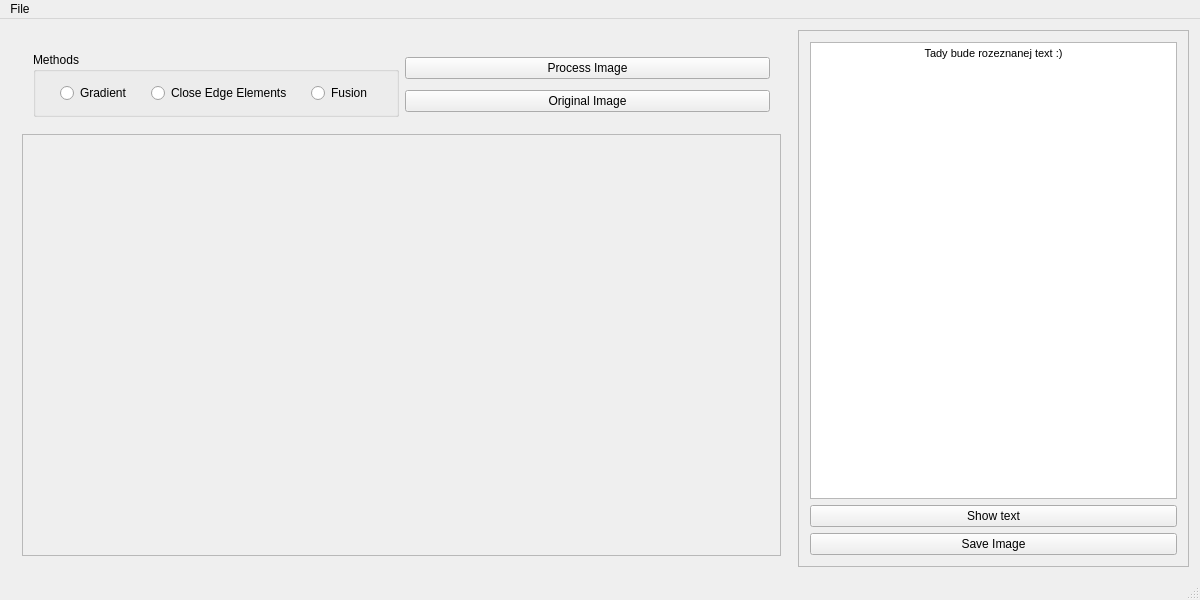
Before: the Qt Designer form mainwindow.ui in Jamiroquai88/ZPO, drawn with Qt 5.
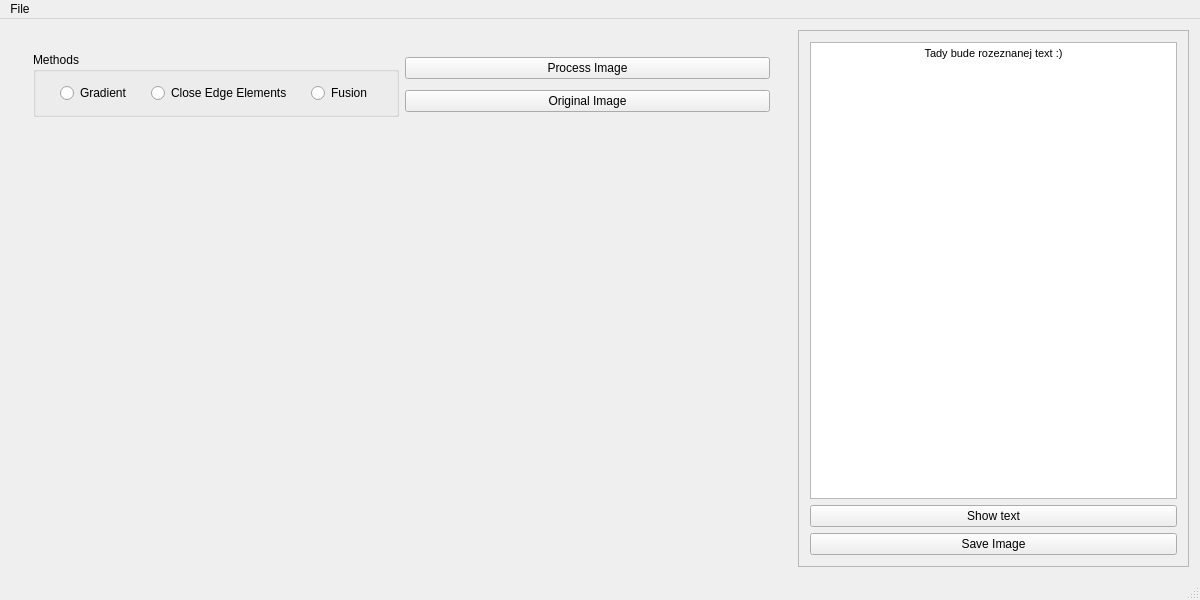
After: the same form once the commit is applied. Custom widgets are drawn as their Qt base class.

Commit message: ADD: scalable image, original image load

Patch:
```diff
--- a/mainwindow.ui
+++ b/mainwindow.ui
@@ -109,24 +109,21 @@
         </widget>
        </item>
        <item>
-        <widget class="QScrollArea" name="scrollArea">
-         <property name="widgetResizable">
-          <bool>true</bool>
+        <widget class="QWidget" name="imageArea" native="true">
+         <property name="sizePolicy">
+          <sizepolicy hsizetype="Expanding" vsizetype="Expanding">
+           <horstretch>0</horstretch>
+           <verstretch>0</verstretch>
+          </sizepolicy>
          </property>
-         <widget class="QWidget" name="scrollAreaWidgetContents">
-          <property name="geometry">
-           <rect>
-            <x>0</x>
-            <y>0</y>
-            <width>764</width>
-            <height>415</height>
-           </rect>
-          </property>
-          <layout class="QGridLayout" name="gridLayout_2">
+         <layout class="QGridLayout" name="gridLayout">
            <item row="0" column="0">
-            <widget class="InteractiveImage" name="labelimage">
+           <widget class="InteractiveImage" name="interactiveImage">
+            <property name="enabled">
+             <bool>true</bool>
+            </property>
              <property name="sizePolicy">
-              <sizepolicy hsizetype="Maximum" vsizetype="Maximum">
+             <sizepolicy hsizetype="Expanding" vsizetype="Expanding">
                <horstretch>0</horstretch>
                <verstretch>0</verstretch>
               </sizepolicy>
@@ -134,10 +131,12 @@
              <property name="text">
               <string/>
              </property>
+            <property name="alignment">
+             <set>Qt::AlignCenter</set>
+            </property>
             </widget>
            </item>
           </layout>
-         </widget>
         </widget>
        </item>
       </layout>
@@ -158,7 +157,7 @@
           <string>&lt;!DOCTYPE HTML PUBLIC &quot;-//W3C//DTD HTML 4.0//EN&quot; &quot;http://www.w3.org/TR/REC-html40/strict.dtd&quot;&gt;
 &lt;html&gt;&lt;head&gt;&lt;meta name=&quot;qrichtext&quot; content=&quot;1&quot; /&gt;&lt;style type=&quot;text/css&quot;&gt;
 p, li { white-space: pre-wrap; }
-&lt;/style&gt;&lt;/head&gt;&lt;body style=&quot; font-family:'Noto Sans'; font-size:11pt; font-weight:400; font-style:normal;&quot;&gt;
+&lt;/style&gt;&lt;/head&gt;&lt;body style=&quot; font-family:'Ubuntu'; font-size:11pt; font-weight:400; font-style:normal;&quot;&gt;
 &lt;p align=&quot;center&quot; style=&quot; margin-top:0px; margin-bottom:0px; margin-left:0px; margin-right:0px; -qt-block-indent:0; text-indent:0px;&quot;&gt;&lt;span style=&quot; font-family:'MS Shell Dlg 2'; font-size:8.25pt;&quot;&gt;Tady bude rozeznanej text :)&lt;/span&gt;&lt;/p&gt;&lt;/body&gt;&lt;/html&gt;</string>
          </property>
          <property name="acceptRichText">
@@ -194,7 +193,7 @@
      <x>0</x>
      <y>0</y>
      <width>1200</width>
-     <height>25</height>
+     <height>22</height>
     </rect>
    </property>
    <widget class="QMenu" name="menuFile">
```
Lines whose indentation alone changed are shown as unchanged. The commit also changes 4 other files.
